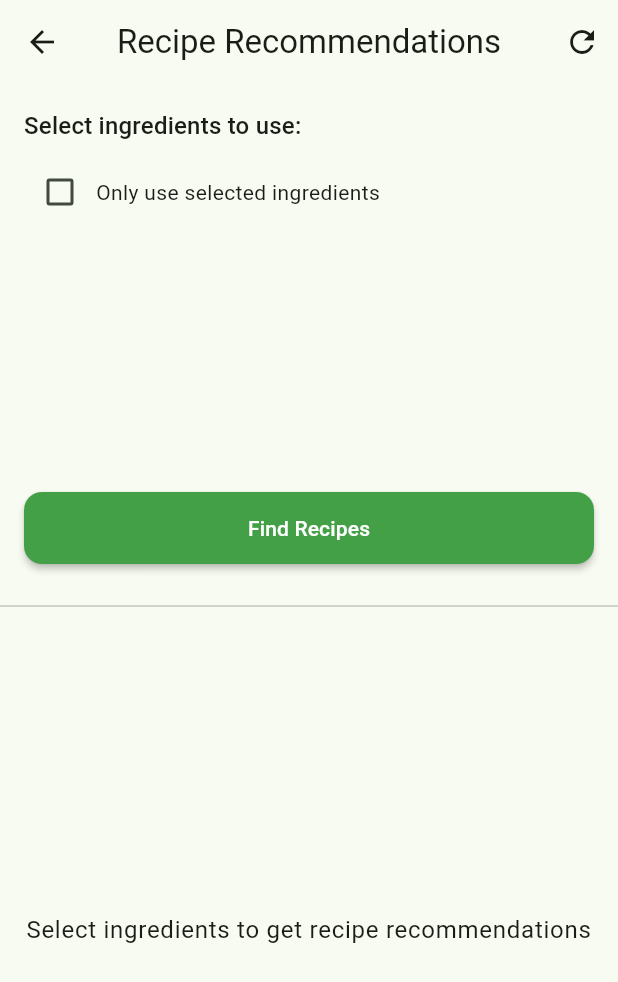
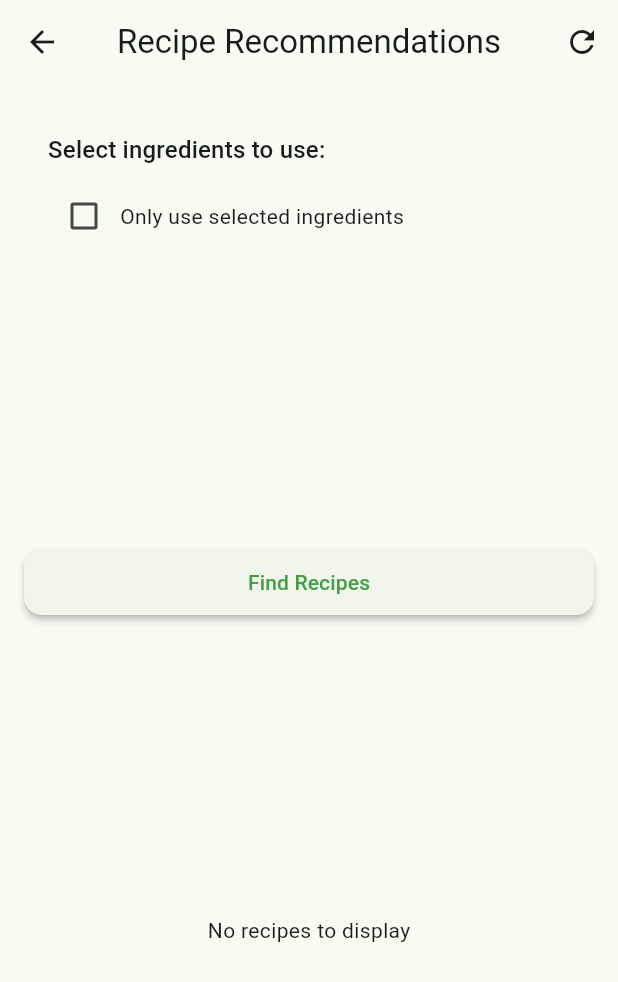
Before and after one commit to Alex-apostolo/what-can-i-make, a Flutter app: the RecipeRecommendationsScreen screen opened directly, on a phone screen of 412 x 824 dp. Shown: the top 982 px of the screen. Run offline on Flutter 3.47's test engine with Material 3 defaults, Android fonts, the phone set to English and light mode, and no system bars; our stand-ins replace dartz, flutter_dotenv, font_awesome_flutter, image_picker, sqflite; missing offline and left inert: openai_dart; accounts and stored records are empty.

Commit message:
Improved loading

```diff
--- a/lib/presentation/recipes/recipe_recommendations_screen.dart
+++ b/lib/presentation/recipes/recipe_recommendations_screen.dart
@@ -91,10 +91,10 @@ class _RecipeRecommendationsScreenState
           ),
         ],
       ),
-      body:
-          _isLoading
-              ? const Center(child: CircularProgressIndicator())
-              : Column(
+      body: Padding(
+        padding: const EdgeInsets.all(16.0),
+        child: Column(
+          crossAxisAlignment: CrossAxisAlignment.stretch,
           children: [
             // Ingredient selection section
             Padding(
@@ -140,9 +140,7 @@ class _RecipeRecommendationsScreenState
                                 onSelected: (selected) {
                                   setState(() {
                                     if (selected) {
-                                            _selectedIngredientIds.add(
-                                              ingredient.id,
-                                            );
+                                      _selectedIngredientIds.add(ingredient.id);
                                     } else {
                                       _selectedIngredientIds.remove(
                                         ingredient.id,
@@ -151,44 +149,39 @@ class _RecipeRecommendationsScreenState
                                   });
                                 },
                                 backgroundColor: colorScheme.surface,
-                                      selectedColor:
-                                          colorScheme.primaryContainer,
+                                selectedColor: colorScheme.primaryContainer,
                                 checkmarkColor: colorScheme.primary,
                               );
                             }).toList(),
                       ),
                     ),
                   ),
-
-                        const SizedBox(height: 16),
-                        ElevatedButton(
-                          onPressed: _generateRecommendations,
-                          style: ElevatedButton.styleFrom(
-                            backgroundColor: colorScheme.primary,
-                            foregroundColor: colorScheme.onPrimary,
-                            minimumSize: const Size(double.infinity, 48),
-                          ),
-                          child: const Text('Find Recipes'),
-                        ),
                 ],
               ),
             ),
 
-                  const Divider(),
+            const SizedBox(height: 20),
 
-                  // Recipe recommendations section
+            ElevatedButton(
+              onPressed: _isLoading ? null : _generateRecommendations,
+              child: Text('Find Recipes'),
+            ),
+
+            const SizedBox(height: 20),
+
             Expanded(
               child:
-                        _recommendedRecipes.isEmpty
-                            ? Center(
-                              child: Text(
-                                _selectedIngredientIds.isEmpty
-                                    ? 'Select ingredients to get recipe recommendations'
-                                    : 'No recipes found with selected ingredients',
-                                style: theme.textTheme.bodyLarge,
-                                textAlign: TextAlign.center,
-                              ),
+                  _isLoading
+                      ? Column(
+                        mainAxisAlignment: MainAxisAlignment.center,
+                        children: [
+                          const Center(child: CircularProgressIndicator()),
+                          const SizedBox(height: 16),
+                          const Text('Loading recipes, please wait...'),
+                        ],
                       )
+                      : _recommendedRecipes.isEmpty
+                      ? const Center(child: Text('No recipes to display'))
                       : ListView.builder(
                         itemCount: _recommendedRecipes.length,
                         padding: const EdgeInsets.all(16),
@@ -199,8 +192,8 @@ class _RecipeRecommendationsScreenState
                             availableIngredients:
                                 _availableIngredients
                                     .where(
-                                            (i) => _selectedIngredientIds
-                                                .contains(i.id),
+                                      (i) =>
+                                          _selectedIngredientIds.contains(i.id),
                                     )
                                     .map((i) => i.name.toLowerCase())
                                     .toSet(),
@@ -209,6 +202,7 @@ class _RecipeRecommendationsScreenState
                       ),
             ),
           ],
+        ),
       ),
     );
   }
```
Lines whose indentation alone changed are shown as unchanged.
